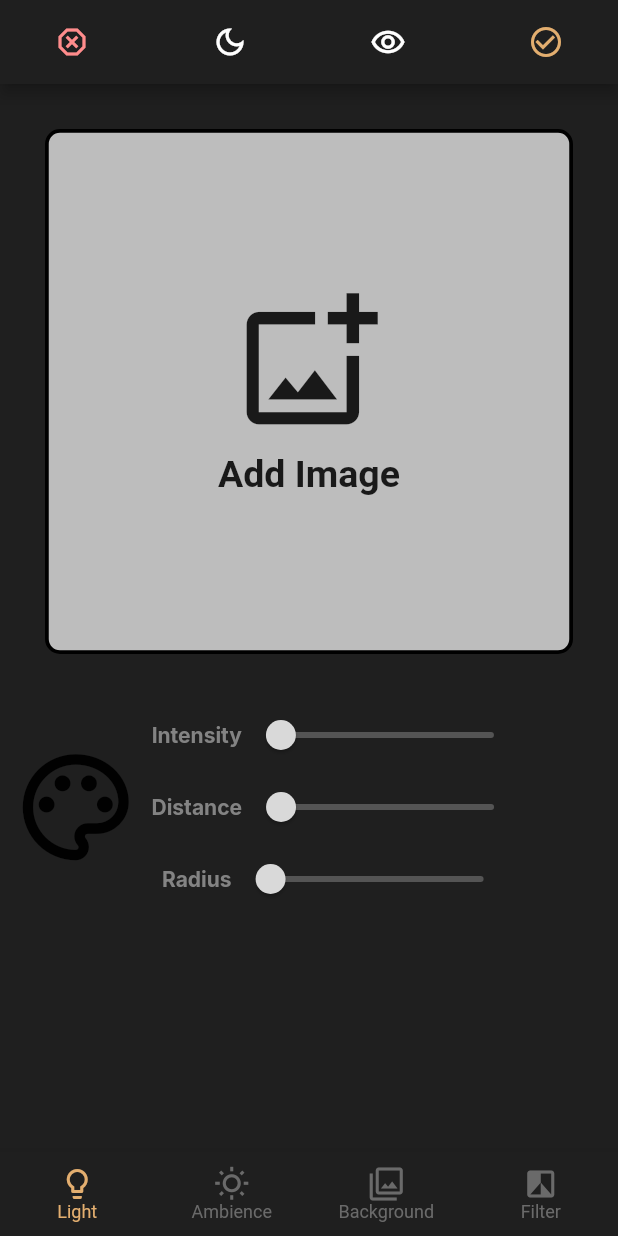
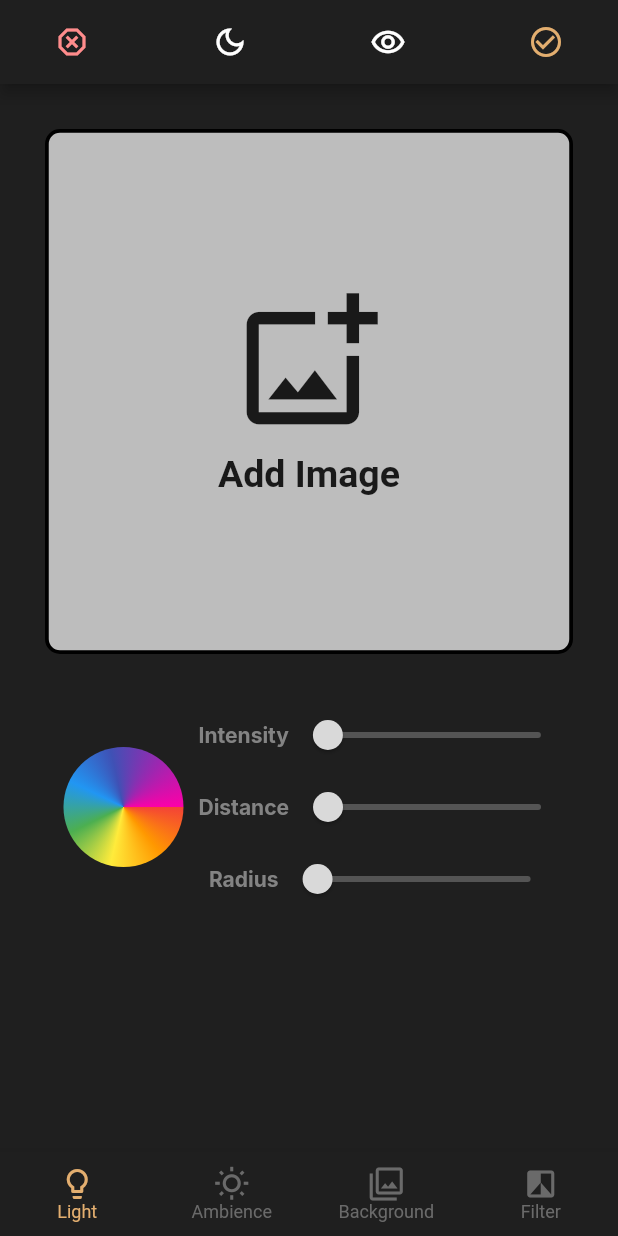
Before and after one commit to illuminate-project/illuminate-mobile, a Flutter app: the screen it shows after launch, on a phone screen of 412 x 824 dp. Run offline on Flutter 3.47's test engine with Material 2 defaults, Android fonts, the light colour scheme and no system bars; our stand-ins replace flutter_colorpicker, google_fonts, image_picker.

Commit message:
Color Picker Added

```diff
--- a/lib/screens/light_screen.dart
+++ b/lib/screens/light_screen.dart
@@ -11,7 +11,23 @@ class LightScreen extends StatefulWidget {
 }
 
 class _LightScreenState extends State<LightScreen> {
-  void doNothing(color) {}
+  List<Color> gradientColor = [
+    Colors.red,
+    Colors.orange,
+    Colors.yellow,
+    Colors.green,
+    Colors.blue,
+    Colors.indigo,
+    Colors.purple,
+    const Color.fromARGB(255, 252, 0, 168)
+  ];
+
+  void changeColor(color) {
+    setState(() {
+      gradientColor = [color, color];
+    });
+  }
+
   @override
   Widget build(BuildContext context) {
     void showColorPicker() {
@@ -19,26 +35,48 @@ class _LightScreenState extends State<LightScreen> {
           context: context,
           builder: (BuildContext context) {
             return AlertDialog(
-              title: const Text("Pick a color"),
+              title: const Text('Select a color'),
               content: SingleChildScrollView(
                 child: ColorPicker(
-                  pickerColor: const Color(0xff443a49),
+                  pickerColor: const Color.fromARGB(255, 255, 255, 255),
                   paletteType: PaletteType.hueWheel,
-                  onColorChanged: (Color value) {
-                    doNothing(value);
+                  onColorChanged: (Color color) {
+                    changeColor(color);
                   },
                 ),
               ),
+              actions: [
+                TextButton(
+                    onPressed: () => {Navigator.pop(context)},
+                    child: const Text(
+                      'Close',
+                      style: TextStyle(fontSize: 18),
+                    ))
+              ],
             );
           });
     }
 
-    return Row(children: [
-      IconButton(
-          iconSize: 85,
-          onPressed: (() => showColorPicker()),
-          icon: const Icon(
-              color: Color.fromARGB(255, 1, 1, 1), Icons.color_lens_outlined)),
+    return Row(
+        mainAxisAlignment: MainAxisAlignment.center,
+        mainAxisSize: MainAxisSize.max,
+        children: [
+          const SizedBox(
+            width: 15,
+          ),
+          GestureDetector(
+            child: Container(
+              width: 80,
+              height: 80,
+              decoration: BoxDecoration(
+                  shape: BoxShape.circle,
+                  gradient: SweepGradient(colors: gradientColor)),
+            ),
+            onTap: () => showColorPicker(),
+          ),
+          const SizedBox(
+            width: 10,
+          ),
           Column(
             children: const [
               MovableSlider(label: 'Intensity'),
```
Lines whose indentation alone changed are shown as unchanged.
